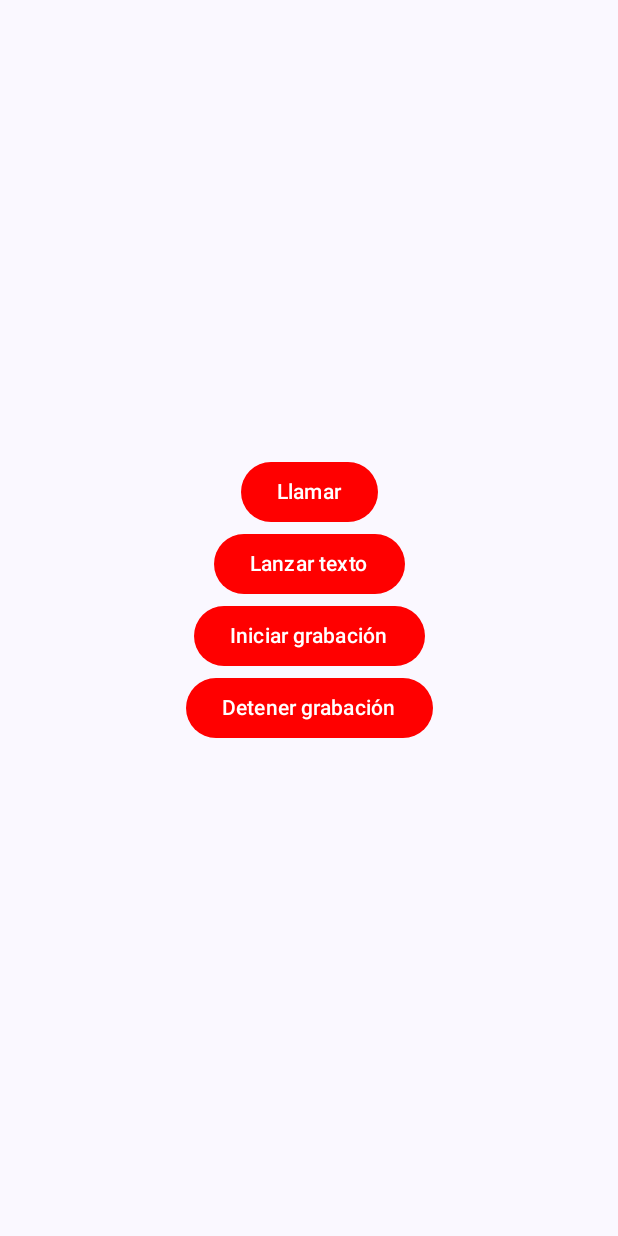
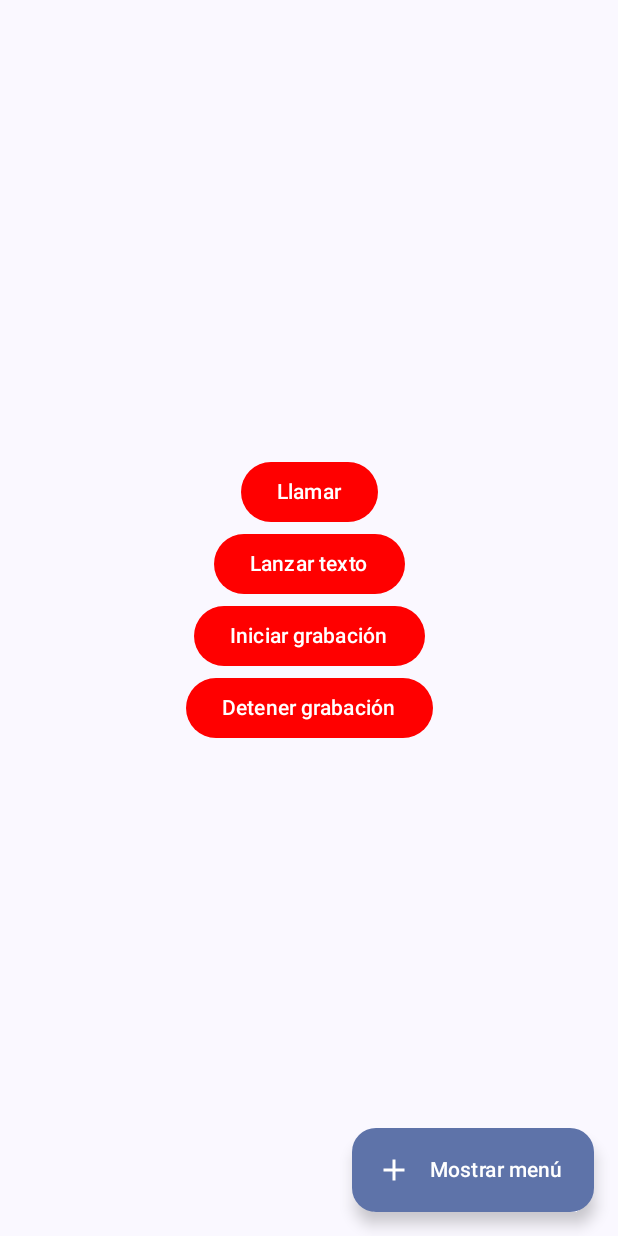
Before and after one commit to CurroCobain/HilfeApp, an Android app built with Jetpack Compose: the screen it shows after launch (MainActivity), after a tap on "Llamar", on a phone screen of 412 x 824 dp. Run offline under Robolectric (Android 15) with nearby library versions, the phone set to English and light mode, and no system bars.

Commit message:
Prueba de menú lateral, comienzo de prueba de llamada con jitsi-meet

```diff
--- a/app/build.gradle.kts
+++ b/app/build.gradle.kts
@@ -84,5 +84,5 @@ dependencies {
     //Llamada
     implementation("androidx.activity:activity-ktx:1.8.2")
     implementation("androidx.fragment:fragment-ktx:1.6.2")
-
+    implementation("com.jitsi-meet:2.0.9364")
 }
--- a/app/src/main/java/com/example/hilfeapp/MainActivity.kt
+++ b/app/src/main/java/com/example/hilfeapp/MainActivity.kt
@@ -13,6 +13,7 @@ import com.example.hilfeapp.krankenwagen.navigation.NavManager
 import com.example.hilfeapp.ui.theme.HilfeAppTheme
 import CallViewModel
 class MainActivity : ComponentActivity() {
+
     override fun onCreate(savedInstanceState: Bundle?) {
         super.onCreate(savedInstanceState)
         val callViewModel = CallViewModel(this)
--- a/app/src/main/java/com/example/hilfeapp/krankenwagen/ui/screens/CallScreen.kt
+++ b/app/src/main/java/com/example/hilfeapp/krankenwagen/ui/screens/CallScreen.kt
@@ -28,6 +28,7 @@ fun CallScreen(callViewModel: CallViewModel) {
         horizontalAlignment = Alignment.CenterHorizontally,
         verticalArrangement = Arrangement.Center
     ) {
+        MenuLateral()
         Button(
             onClick = {
                 callViewModel.makePhoneCall()
@@ -61,7 +62,8 @@ fun CallScreen(callViewModel: CallViewModel) {
             Text(text = "Detener grabación")
         }
         Text(text = resultText,
-            Modifier.border(width = 2.dp, color = Color.Black)
+            Modifier
+                .border(width = 2.dp, color = Color.Black)
                 .wrapContentSize())
     }
 }
--- /dev/null
+++ b/app/src/main/java/com/example/hilfeapp/krankenwagen/ui/screens/PruebaLlamada.kt
@@ -0,0 +1,34 @@
+package com.example.hilfeapp.krankenwagen.ui.screens
+
+/*
+
+import androidx.compose.foundation.layout.Arrangement
+import androidx.compose.foundation.layout.Column
+import androidx.compose.foundation.layout.fillMaxSize
+import androidx.compose.foundation.layout.padding
+import androidx.compose.material3.Button
+import androidx.compose.material3.Text
+import androidx.compose.runtime.Composable
+import androidx.compose.ui.Alignment
+import androidx.compose.ui.Modifier
+import androidx.compose.ui.unit.dp
+
+@Composable
+fun TestCallScreen(
+    onHangUpClicked: () -> Unit
+) {
+    Column(
+        modifier = Modifier.fillMaxSize(),
+        verticalArrangement = Arrangement.Center,
+        horizontalAlignment = Alignment.CenterHorizontally
+    ) {
+        Button(
+            onClick = onHangUpClicked,
+            modifier = Modifier.padding(16.dp)
+        ) {
+            Text(text = "Hang Up")
+        }
+    }
+}
+
+ */
--- /dev/null
+++ b/app/src/main/java/com/example/hilfeapp/krankenwagen/ui/screens/PruebaMenuLateral.kt
@@ -0,0 +1,110 @@
+package com.example.hilfeapp.krankenwagen.ui.screens
+
+import CallViewModel
+import android.annotation.SuppressLint
+import androidx.compose.foundation.border
+import androidx.compose.foundation.layout.Arrangement
+import androidx.compose.foundation.layout.Column
+import androidx.compose.foundation.layout.fillMaxSize
+import androidx.compose.foundation.layout.wrapContentSize
+import androidx.compose.material.icons.Icons
+import androidx.compose.material.icons.filled.Add
+import androidx.compose.material3.Button
+import androidx.compose.material3.ButtonDefaults
+import androidx.compose.material3.DrawerValue
+import androidx.compose.material3.ExtendedFloatingActionButton
+import androidx.compose.material3.Icon
+import androidx.compose.material3.ModalDrawerSheet
+import androidx.compose.material3.ModalNavigationDrawer
+import androidx.compose.material3.Scaffold
+import androidx.compose.material3.Text
+import androidx.compose.material3.rememberDrawerState
+import androidx.compose.runtime.Composable
+import androidx.compose.runtime.collectAsState
+import androidx.compose.runtime.getValue
+import androidx.compose.runtime.rememberCoroutineScope
+import androidx.compose.ui.Alignment
+import androidx.compose.ui.Modifier
+import androidx.compose.ui.graphics.Color
+import androidx.compose.ui.platform.LocalContext
+import androidx.compose.ui.tooling.preview.Preview
+import androidx.compose.ui.unit.dp
+import kotlinx.coroutines.launch
+
+@SuppressLint("UnusedMaterial3ScaffoldPaddingParameter")
+@Preview
+@Composable
+fun MenuLateral(){
+    val context = LocalContext.current
+    val callViewModel = CallViewModel(context)
+    val drawerState = rememberDrawerState(initialValue = DrawerValue.Closed)
+    val scope = rememberCoroutineScope()
+    val resultText by callViewModel.incomingText.collectAsState()
+    ModalNavigationDrawer(
+        drawerState = drawerState,
+        drawerContent = {
+            ModalDrawerSheet { /* Drawer content */ }
+        },
+    ) {
+        Scaffold(
+            floatingActionButton = {
+                ExtendedFloatingActionButton(
+                    text = { Text("Mostrar menú") },
+                    icon = { Icon(Icons.Filled.Add, contentDescription = "") },
+                    onClick = {
+                        scope.launch {
+                            drawerState.apply {
+                                if (isClosed) open() else close()
+                            }
+                        }
+                    }
+                )
+            }
+        ) {
+            // Screen content
+            Column(
+                horizontalAlignment = Alignment.CenterHorizontally,
+                verticalArrangement = Arrangement.Center,
+                modifier = Modifier.fillMaxSize()
+            ) {
+                Button(
+                    onClick = {
+                        callViewModel.makePhoneCall()
+                    },
+                    colors = ButtonDefaults.buttonColors(Color.Red)
+                ) {
+                    Text(text = "Llamar")
+                }
+                Button(
+                    onClick = {
+                        callViewModel.startTextToSpeech("Esto es una prueba")
+                    },
+                    colors = ButtonDefaults.buttonColors(Color.Red)
+                ) {
+                    Text(text = "Lanzar texto")
+                }
+                Button(
+                    onClick = {
+                        callViewModel.startSpeechToText()
+                    },
+                    colors = ButtonDefaults.buttonColors(Color.Red)
+                ) {
+                    Text(text = "Iniciar grabación")
+                }
+                Button(
+                    onClick = {
+                        callViewModel.stopSpeechToText()
+                    },
+                    colors = ButtonDefaults.buttonColors(Color.Red)
+                ) {
+                    Text(text = "Detener grabación")
+                }
+                Text(text = resultText,
+                    Modifier
+                        .border(width = 2.dp, color = Color.Black)
+                        .wrapContentSize())
+            }
+            //TestCallScreen {}
+        }
+    }
+}
```
Also changed, not shown: 123 other files.
